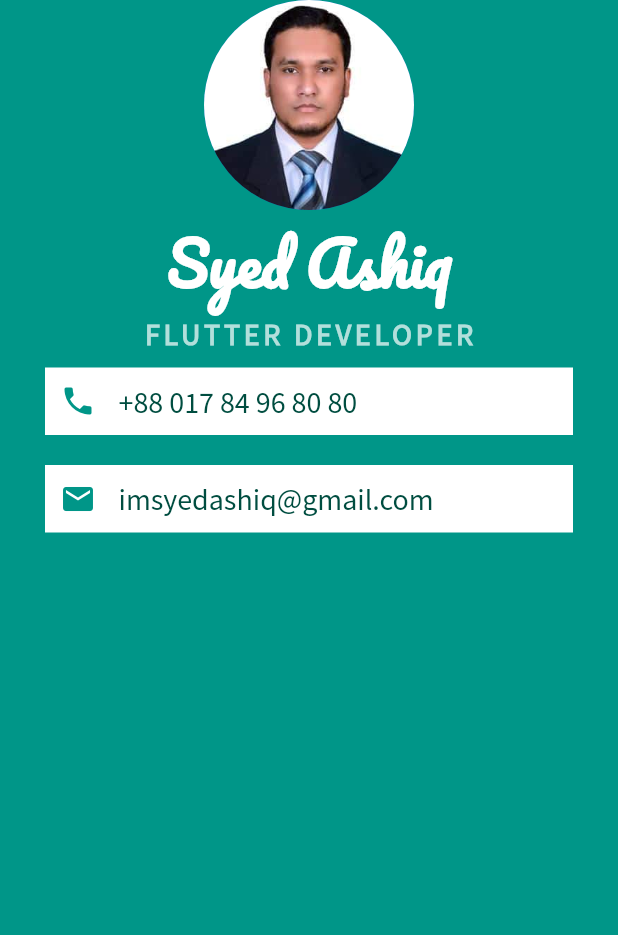
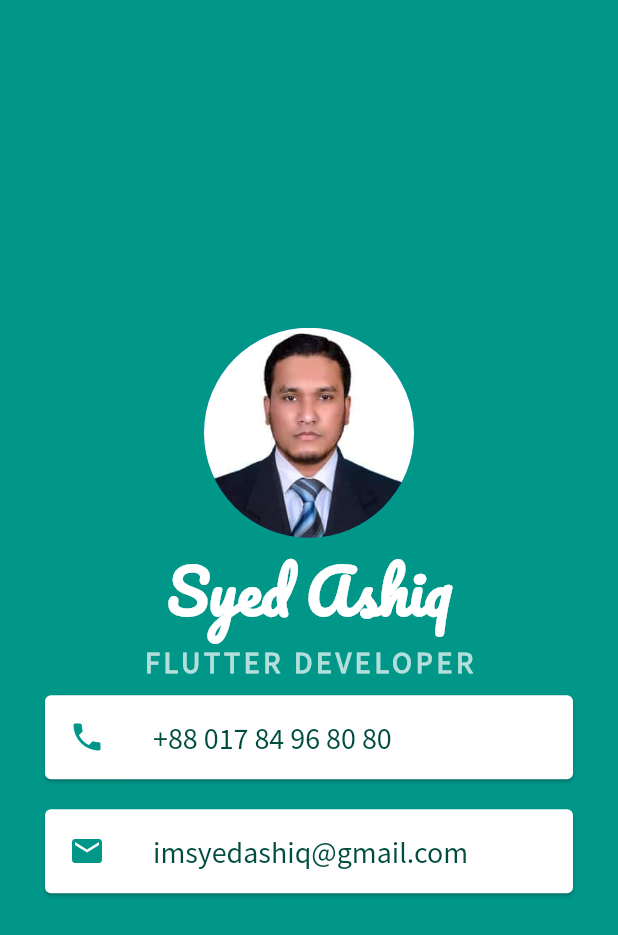
Before and after one commit to syedashiqbd/mi_card_flutter_office-pc, a Flutter app: the screen it shows after launch, on a phone screen of 412 x 824 dp. Shown: the top 935 px of the screen. Run offline on Flutter 3.47's test engine with Material 2 defaults, Android fonts, the phone set to English and light mode, and no system bars.

Commit message:
Finished the visiting card making

```diff
--- a/lib/main.dart
+++ b/lib/main.dart
@@ -12,9 +12,9 @@ class MyApp extends StatelessWidget {
     return MaterialApp(
       home: Scaffold(
         backgroundColor: Colors.teal,
-
         body: SafeArea(
           child: Column(
+            mainAxisAlignment:MainAxisAlignment.center,
             children:<Widget> [
           CircleAvatar(
             radius: 70.0,
@@ -39,47 +39,36 @@ class MyApp extends StatelessWidget {
               fontWeight: FontWeight.bold,
             ),
           ),
-             Container(
-               color: Colors.white,
+             Card(
                margin: EdgeInsets.symmetric(vertical: 10.0, horizontal: 30.0),
-               padding: EdgeInsets.all(10.0),
-               child: Row(children:<Widget>[
-                 Icon(
+               child:ListTile(
+                 leading: Icon(
                    Icons.phone,
-                   color: Colors.teal,
-                   ),
-                   SizedBox(
-                     width: 15.0,
-                   ),
-                 Text(
+                   color: Colors.teal),
+                 title: Text(
                    '+88 017 84 96 80 80',
-                   style: TextStyle(
-                     color: Colors.teal.shade900,
-                     fontSize: 20.0,
-                     fontFamily: 'Source Sans Pro',
-                   ),
-                 )
-               ],),
-             ),
-             Container(
-               color: Colors.white,
-               margin: EdgeInsets.symmetric(vertical: 10.0, horizontal: 30.0),
-               padding: EdgeInsets.all(10.0),
-               child: Row(
-                 children:<Widget> [
-                   Icon(Icons.email, color: Colors.teal,),
-                   SizedBox(
-                     width: 15.0,
-                   ),
-                   Text('imsyedashiq@gmail.com',
                    style: TextStyle(
                      fontFamily: 'Source Sans Pro',
                      fontSize: 20.0,
                      color:Colors.teal.shade900,
-                   ),)
-                 ],
+                   ),
+                   ),
                ),
-             )
+             ),
+             Card(
+               margin: EdgeInsets.symmetric(vertical: 10.0, horizontal: 30.0),
+               child:ListTile(
+                 leading: Icon(Icons.email, color: Colors.teal),
+                 title: Text(
+                   'imsyedashiq@gmail.com',
+                   style: TextStyle(
+                     fontFamily: 'Source Sans Pro',
+                     fontSize: 20.0,
+                     color:Colors.teal.shade900,
+                  ),),
+                 ),
+               ),
+
           ],
           ),
         ),
@@ -87,3 +76,13 @@ class MyApp extends StatelessWidget {
     );
   }
 }
+
+// Row(
+//                  children:<Widget> [
+//                    Icon(Icons.email, color: Colors.teal,),
+//                    SizedBox(
+//                      width: 20.0,
+//                    ),
+//
+//                  ],
+//                ),
```
